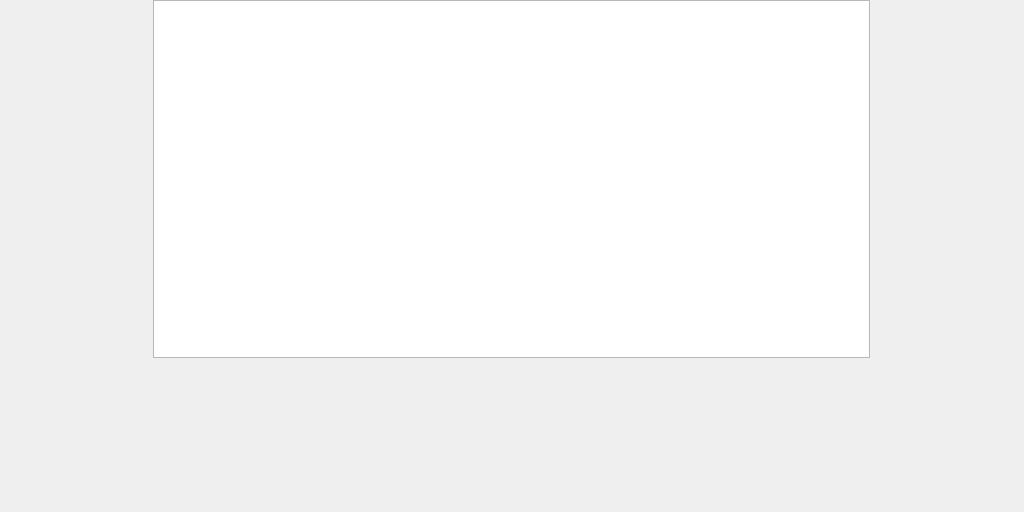
Qt form musicDetail/musicDetail.ui (BreezeShane/PineappleMusic) before a commit.
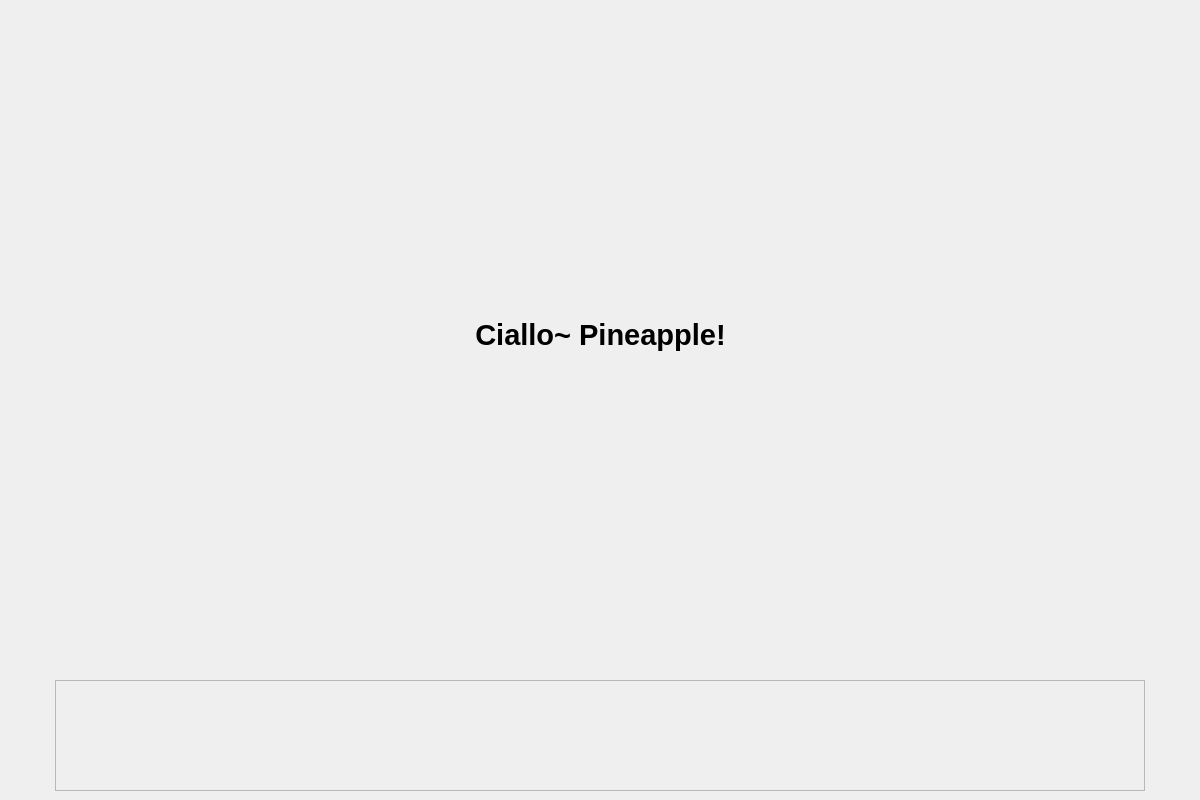
The same form after that commit.

Commit message: Finished lyrics rolling and redesigned the musicDetail layout.

What changed in the file:
```diff
--- a/musicDetail/musicDetail.ui
+++ b/musicDetail/musicDetail.ui
@@ -6,20 +6,14 @@
    <rect>
     <x>0</x>
     <y>0</y>
-    <width>1024</width>
-    <height>512</height>
+    <width>1200</width>
+    <height>800</height>
    </rect>
   </property>
   <property name="minimumSize">
    <size>
-    <width>1024</width>
-    <height>512</height>
-   </size>
-  </property>
-  <property name="maximumSize">
-   <size>
-    <width>1024</width>
-    <height>512</height>
+    <width>1200</width>
+    <height>800</height>
    </size>
   </property>
   <property name="windowTitle">
@@ -28,45 +22,127 @@
   <property name="autoFillBackground">
    <bool>true</bool>
   </property>
-  <widget class="QTextBrowser" name="textBrowser">
+  <widget class="QWidget" name="verticalLayoutWidget">
    <property name="geometry">
     <rect>
-     <x>153</x>
-     <y>0</y>
-     <width>717</width>
-     <height>358</height>
+     <x>55</x>
+     <y>9</y>
+     <width>1091</width>
+     <height>651</height>
     </rect>
    </property>
-   <property name="minimumSize">
-    <size>
-     <width>717</width>
-     <height>358</height>
-    </size>
+   <layout class="QVBoxLayout" name="verticalLayout">
+    <item>
+     <widget class="QLabel" name="label_1">
+      <property name="font">
+       <font>
+        <pointsize>9</pointsize>
+        <bold>true</bold>
+       </font>
+      </property>
+      <property name="lineWidth">
+       <number>0</number>
+      </property>
+      <property name="text">
+       <string/>
+      </property>
+      <property name="alignment">
+       <set>Qt::AlignCenter</set>
+      </property>
+     </widget>
+    </item>
+    <item>
+     <widget class="QLabel" name="label_2">
+      <property name="font">
+       <font>
+        <pointsize>15</pointsize>
+        <bold>true</bold>
+       </font>
+      </property>
+      <property name="lineWidth">
+       <number>0</number>
+      </property>
+      <property name="text">
+       <string/>
+      </property>
+      <property name="alignment">
+       <set>Qt::AlignCenter</set>
+      </property>
+     </widget>
+    </item>
+    <item>
+     <widget class="QLabel" name="label_3">
+      <property name="font">
+       <font>
+        <pointsize>22</pointsize>
+        <bold>true</bold>
+       </font>
+      </property>
+      <property name="lineWidth">
+       <number>0</number>
+      </property>
+      <property name="text">
+       <string>Ciallo~ Pineapple!</string>
+      </property>
+      <property name="alignment">
+       <set>Qt::AlignCenter</set>
+      </property>
+     </widget>
+    </item>
+    <item>
+     <widget class="QLabel" name="label_4">
+      <property name="font">
+       <font>
+        <pointsize>15</pointsize>
+        <bold>true</bold>
+       </font>
+      </property>
+      <property name="lineWidth">
+       <number>0</number>
+      </property>
+      <property name="text">
+       <string/>
+      </property>
+      <property name="alignment">
+       <set>Qt::AlignCenter</set>
+      </property>
+     </widget>
+    </item>
+    <item>
+     <widget class="QLabel" name="label_5">
+      <property name="font">
+       <font>
+        <pointsize>9</pointsize>
+        <bold>true</bold>
+       </font>
+      </property>
+      <property name="lineWidth">
+       <number>0</number>
+      </property>
+      <property name="text">
+       <string/>
+      </property>
+      <property name="alignment">
+       <set>Qt::AlignCenter</set>
+      </property>
+     </widget>
+    </item>
+   </layout>
+  </widget>
+  <widget class="QFrame" name="frame">
+   <property name="geometry">
+    <rect>
+     <x>55</x>
+     <y>680</y>
+     <width>1090</width>
+     <height>111</height>
+    </rect>
    </property>
-   <property name="maximumSize">
-    <size>
-     <width>717</width>
-     <height>358</height>
-    </size>
+   <property name="frameShape">
+    <enum>QFrame::StyledPanel</enum>
    </property>
-   <property name="baseSize">
-    <size>
-     <width>717</width>
-     <height>358</height>
-    </size>
-   </property>
-   <property name="autoFillBackground">
-    <bool>true</bool>
-   </property>
-   <property name="html">
-    <string>&lt;!DOCTYPE HTML PUBLIC &quot;-//W3C//DTD HTML 4.0//EN&quot; &quot;http://www.w3.org/TR/REC-html40/strict.dtd&quot;&gt;
-&lt;html&gt;&lt;head&gt;&lt;meta name=&quot;qrichtext&quot; content=&quot;1&quot; /&gt;&lt;meta charset=&quot;utf-8&quot; /&gt;&lt;style type=&quot;text/css&quot;&gt;
-p, li { white-space: pre-wrap; }
-hr { height: 1px; border-width: 0; }
-li.unchecked::marker { content: &quot;\2610&quot;; }
-li.checked::marker { content: &quot;\2612&quot;; }
-&lt;/style&gt;&lt;/head&gt;&lt;body style=&quot; font-family:'Sans Serif'; font-size:9pt; font-weight:400; font-style:normal;&quot;&gt;
-&lt;p align=&quot;center&quot; style=&quot;-qt-paragraph-type:empty; margin-top:0px; margin-bottom:0px; margin-left:0px; margin-right:0px; -qt-block-indent:0; text-indent:0px;&quot;&gt;&lt;br /&gt;&lt;/p&gt;&lt;/body&gt;&lt;/html&gt;</string>
+   <property name="frameShadow">
+    <enum>QFrame::Raised</enum>
    </property>
   </widget>
  </widget>
```
The commit also changes 5 other files.
